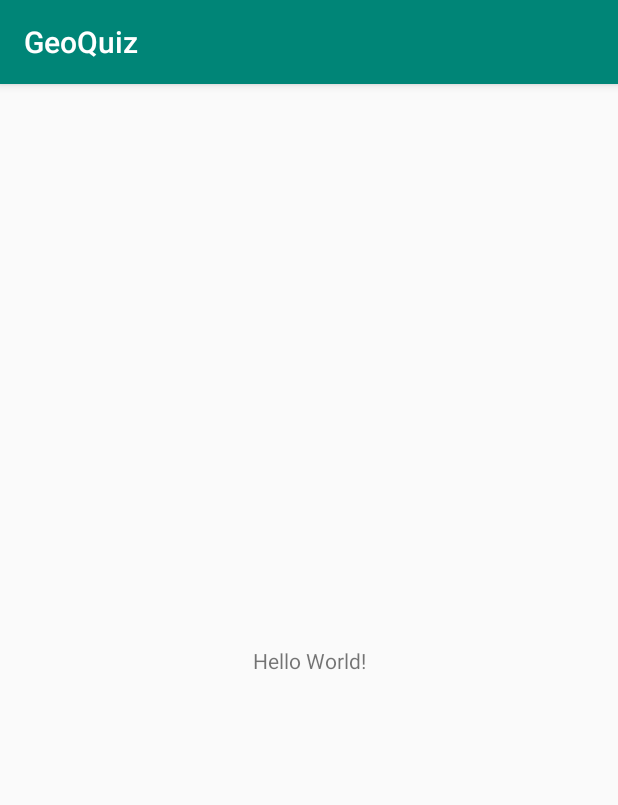
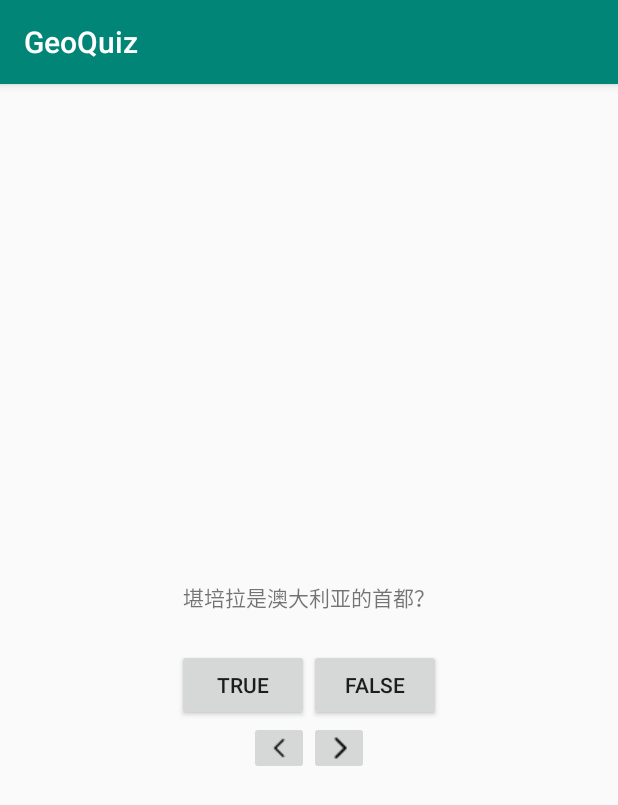
Before and after one commit to ZoharAndroid/AndroidProgramming3ed, an Android app: the screen it shows after launch (MainActivity before the commit, QuizActivity after it), on a phone screen of 412 x 824 dp. Shown: the top 805 px of the screen. Run offline under Robolectric (Android 15) with nearby library versions, the phone set to English and light mode, and no system bars.

Commit message:
第2章完

```diff
--- a/GeoQuiz/app/src/main/AndroidManifest.xml
+++ b/GeoQuiz/app/src/main/AndroidManifest.xml
@@ -9,7 +9,7 @@
         android:roundIcon="@mipmap/ic_launcher_round"
         android:supportsRtl="true"
         android:theme="@style/AppTheme">
-        <activity android:name=".MainActivity">
+        <activity android:name=".QuizActivity">
             <intent-filter>
                 <action android:name="android.intent.action.MAIN" />
 
--- a/GeoQuiz/app/src/main/java/com/zohar/geoquiz/MainActivity.java
+++ /dev/null
@@ -1,13 +0,0 @@
-package com.zohar.geoquiz;
-
-import android.support.v7.app.AppCompatActivity;
-import android.os.Bundle;
-
-public class MainActivity extends AppCompatActivity {
-
-    @Override
-    protected void onCreate(Bundle savedInstanceState) {
-        super.onCreate(savedInstanceState);
-        setContentView(R.layout.activity_main);
-    }
-}
--- /dev/null
+++ b/GeoQuiz/app/src/main/java/com/zohar/geoquiz/Question.java
@@ -0,0 +1,29 @@
+package com.zohar.geoquiz;
+
+public class Question {
+
+    private int mTextResId;
+    private boolean mAnswerTrue;
+
+    public Question(int textResId, boolean answerTrue) {
+        mTextResId = textResId;
+        mAnswerTrue = answerTrue;
+    }
+
+
+    public boolean isAnswerTrue() {
+        return mAnswerTrue;
+    }
+
+    public void setAnswerTrue(boolean answerTrue) {
+        mAnswerTrue = answerTrue;
+    }
+
+    public int getTextResId() {
+        return mTextResId;
+    }
+
+    public void setTextResId(int textResId) {
+        mTextResId = textResId;
+    }
+}
--- /dev/null
+++ b/GeoQuiz/app/src/main/java/com/zohar/geoquiz/QuizActivity.java
@@ -0,0 +1,143 @@
+package com.zohar.geoquiz;
+
+import android.support.v7.app.AppCompatActivity;
+import android.os.Bundle;
+import android.util.Log;
+import android.view.View;
+import android.widget.Button;
+import android.widget.ImageButton;
+import android.widget.TextView;
+import android.widget.Toast;
+
+import org.w3c.dom.Text;
+
+public class QuizActivity extends AppCompatActivity {
+
+    private static final String TAG = "QuizActivity";
+
+    private Button mTrueButton;
+    private Button mFalseButton;
+    private ImageButton mNextButton;
+    private ImageButton mPrevButton;
+    private TextView mQuestionTextView;
+
+    private Question[] mQuestionBank = new Question[]{
+            new Question(R.string.question_australia, true),
+            new Question(R.string.question_oceans, true),
+            new Question(R.string.question_mideast, false),
+            new Question(R.string.question_africa, false),
+            new Question(R.string.question_americas, true),
+            new Question(R.string.question_asia, true)
+    };
+
+    private int mCurrentIndex = 0;
+
+    @Override
+    protected void onCreate(Bundle savedInstanceState) {
+        super.onCreate(savedInstanceState);
+        Log.d(TAG, "onCreate(Bundle)");
+        setContentView(R.layout.activity_quiz);
+        mQuestionTextView = findViewById(R.id.text_question_view);
+        mQuestionTextView.setOnClickListener(new View.OnClickListener() {
+            @Override
+            public void onClick(View v) {
+                mCurrentIndex = (mCurrentIndex + 1) % mQuestionBank.length;
+                updateQuestion();
+            }
+        });
+
+        mTrueButton = findViewById(R.id.true_button);
+        mTrueButton.setOnClickListener(new View.OnClickListener() {
+            @Override
+            public void onClick(View v) {
+                checkAnswer(true);
+            }
+        });
+
+        mFalseButton = findViewById(R.id.false_button);
+        mFalseButton.setOnClickListener(new View.OnClickListener() {
+            @Override
+            public void onClick(View v) {
+                checkAnswer(false);
+            }
+        });
+
+        mNextButton = findViewById(R.id.next_button);
+        mNextButton.setOnClickListener(new View.OnClickListener() {
+            @Override
+            public void onClick(View v) {
+                mCurrentIndex = (mCurrentIndex + 1) % mQuestionBank.length;
+                updateQuestion();
+            }
+        });
+
+        mPrevButton = findViewById(R.id.prev_button);
+        mPrevButton.setOnClickListener(new View.OnClickListener() {
+            @Override
+            public void onClick(View v) {
+
+                if (mCurrentIndex == 0){
+                    mCurrentIndex = mQuestionBank.length - 1;
+                }else{
+                    mCurrentIndex--;
+                }
+                updateQuestion();
+
+            }
+        });
+
+        updateQuestion();
+    }
+
+    @Override
+    protected void onStart() {
+        super.onStart();
+        Log.d(TAG, "onStart()");
+    }
+
+
+    @Override
+    protected void onRestart() {
+        super.onRestart();
+        Log.d(TAG, "onRestart()");
+    }
+
+    @Override
+    protected void onResume() {
+        super.onResume();
+        Log.d(TAG, "onResume()");
+    }
+
+    @Override
+    protected void onPause() {
+        super.onPause();
+        Log.d(TAG, "onPause()");
+    }
+
+    @Override
+    protected void onStop() {
+        super.onStop();
+        Log.d(TAG, "onStop()");
+    }
+
+    @Override
+    protected void onDestroy() {
+        super.onDestroy();
+        Log.d(TAG, "onDestroy()");
+    }
+
+    private void updateQuestion() {
+        mQuestionTextView.setText(mQuestionBank[mCurrentIndex].getTextResId());
+    }
+
+    private void checkAnswer(boolean userPressedTrue){
+        int messageResId = 0;
+        if (mQuestionBank[mCurrentIndex].isAnswerTrue() == userPressedTrue){
+            messageResId = R.string.correct_toast;
+        }else{
+            messageResId = R.string.incorrect_toast;
+        }
+
+        Toast.makeText(this, messageResId, Toast.LENGTH_SHORT).show();
+    }
+}
--- /dev/null
+++ b/GeoQuiz/app/src/main/res/layout-land/activity_quiz.xml
@@ -0,0 +1,59 @@
+<?xml version="1.0" encoding="utf-8"?>
+<LinearLayout xmlns:android="http://schemas.android.com/apk/res/android"
+    xmlns:app="http://schemas.android.com/apk/res-auto"
+    xmlns:tools="http://schemas.android.com/tools"
+    android:layout_width="match_parent"
+    android:layout_height="match_parent"
+    android:gravity="center"
+    android:orientation="vertical"
+    tools:context=".QuizActivity">
+
+
+    <TextView
+        android:id="@+id/text_question_view"
+        android:layout_width="wrap_content"
+        android:layout_height="wrap_content"
+        android:padding="24dp" />
+
+    <LinearLayout
+        android:layout_width="wrap_content"
+        android:layout_height="wrap_content"
+        android:orientation="horizontal">
+
+        <Button
+            android:id="@+id/true_button"
+            android:layout_width="wrap_content"
+            android:layout_height="wrap_content"
+            android:text="@string/true_button" />
+
+        <Button
+            android:id="@+id/false_button"
+            android:layout_width="wrap_content"
+            android:layout_height="wrap_content"
+            android:text="@string/false_button" />
+
+    </LinearLayout>
+
+    <LinearLayout
+        android:layout_width="wrap_content"
+        android:layout_height="wrap_content"
+        android:orientation="horizontal">
+
+
+        <ImageButton
+            android:id="@+id/prev_button"
+            android:layout_width="wrap_content"
+            android:layout_height="wrap_content"
+            android:contentDescription="@string/prev_button"
+            android:src="@mipmap/arrow_left" />
+
+        <ImageButton
+            android:id="@+id/next_button"
+            android:layout_width="wrap_content"
+            android:layout_height="wrap_content"
+            android:contentDescription="@string/next_button"
+            android:src="@mipmap/arrow_right" />
+    </LinearLayout>
+
+
+</LinearLayout>
--- a/GeoQuiz/app/src/main/res/layout/activity_main.xml
+++ /dev/null
@@ -1,18 +0,0 @@
-<?xml version="1.0" encoding="utf-8"?>
-<android.support.constraint.ConstraintLayout xmlns:android="http://schemas.android.com/apk/res/android"
-    xmlns:app="http://schemas.android.com/apk/res-auto"
-    xmlns:tools="http://schemas.android.com/tools"
-    android:layout_width="match_parent"
-    android:layout_height="match_parent"
-    tools:context=".MainActivity">
-
-    <TextView
-        android:layout_width="wrap_content"
-        android:layout_height="wrap_content"
-        android:text="Hello World!"
-        app:layout_constraintBottom_toBottomOf="parent"
-        app:layout_constraintLeft_toLeftOf="parent"
-        app:layout_constraintRight_toRightOf="parent"
-        app:layout_constraintTop_toTopOf="parent" />
-
-</android.support.constraint.ConstraintLayout>
--- /dev/null
+++ b/GeoQuiz/app/src/main/res/layout/activity_quiz.xml
@@ -0,0 +1,59 @@
+<?xml version="1.0" encoding="utf-8"?>
+<LinearLayout xmlns:android="http://schemas.android.com/apk/res/android"
+    xmlns:app="http://schemas.android.com/apk/res-auto"
+    xmlns:tools="http://schemas.android.com/tools"
+    android:layout_width="match_parent"
+    android:layout_height="match_parent"
+    android:gravity="center"
+    android:orientation="vertical"
+    tools:context=".QuizActivity">
+
+
+    <TextView
+        android:id="@+id/text_question_view"
+        android:layout_width="wrap_content"
+        android:layout_height="wrap_content"
+        android:padding="24dp" />
+
+    <LinearLayout
+        android:layout_width="wrap_content"
+        android:layout_height="wrap_content"
+        android:orientation="horizontal">
+
+        <Button
+            android:id="@+id/true_button"
+            android:layout_width="wrap_content"
+            android:layout_height="wrap_content"
+            android:text="@string/true_button" />
+
+        <Button
+            android:id="@+id/false_button"
+            android:layout_width="wrap_content"
+            android:layout_height="wrap_content"
+            android:text="@string/false_button" />
+
+    </LinearLayout>
+
+    <LinearLayout
+        android:layout_width="wrap_content"
+        android:layout_height="wrap_content"
+        android:orientation="horizontal">
+
+
+        <ImageButton
+            android:id="@+id/prev_button"
+            android:layout_width="wrap_content"
+            android:layout_height="wrap_content"
+            android:contentDescription="@string/prev_button"
+            android:src="@mipmap/arrow_left" />
+
+        <ImageButton
+            android:id="@+id/next_button"
+            android:layout_width="wrap_content"
+            android:layout_height="wrap_content"
+            android:contentDescription="@string/next_button"
+            android:src="@mipmap/arrow_right" />
+    </LinearLayout>
+
+
+</LinearLayout>
--- a/GeoQuiz/app/src/main/res/values/strings.xml
+++ b/GeoQuiz/app/src/main/res/values/strings.xml
@@ -1,3 +1,16 @@
 <resources>
     <string name="app_name">GeoQuiz</string>
+
+    <string name="question_australia">堪培拉是澳大利亚的首都？</string>
+    <string name="question_oceans">The Pacific Ocean is larger than the Atlantic Ocean.</string>
+    <string name="question_mideast">The Suez Canal connects the Red Sea and the Indian Ocean.</string>
+    <string name="question_africa">The source of the Nile River is in Egypt.</string>
+    <string name="question_americas">The Amazon River is the longest river in the Americas.</string>
+    <string name="question_asia">Lake Baikal is the world\'s oldest and deepest freshwater lake.</string>
+    <string name="true_button">TRUE</string>
+    <string name="false_button">FALSE</string>
+    <string name="next_button">NEXT</string>
+    <string name="prev_button">PREV</string>
+    <string name="correct_toast">正确</string>
+    <string name="incorrect_toast">错误</string>
 </resources>
```
Also changed, not shown: GeoQuiz/app/src/main/res/mipmap-mdpi/arrow_left.png (added), GeoQuiz/app/src/main/res/mipmap-mdpi/arrow_right.png (added), 1 other file.
